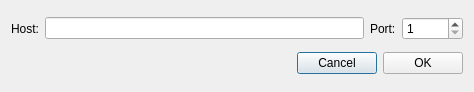
This is src/gui/ui/newpooldialog.ui in mygirl8893/Catalyst-Classic-3.0.4 as Qt 5 draws it before an edit. The edited form follows.
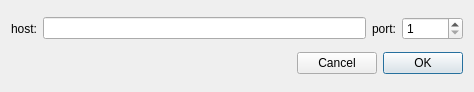
This is the edited form.

```diff
--- a/src/gui/ui/newpooldialog.ui
+++ b/src/gui/ui/newpooldialog.ui
@@ -19,7 +19,7 @@
      <item>
       <widget class="QLabel" name="label">
        <property name="text">
-        <string>Host:</string>
+        <string>host:</string>
        </property>
       </widget>
      </item>
@@ -29,7 +29,7 @@
      <item>
       <widget class="QLabel" name="label_2">
        <property name="text">
-        <string>Port:</string>
+        <string>port:</string>
        </property>
       </widget>
      </item>
@@ -72,6 +72,12 @@
        <property name="text">
         <string>OK</string>
        </property>
+       <property name="autoDefault">
+        <bool>false</bool>
+       </property>
+       <property name="default">
+        <bool>true</bool>
+       </property>
       </widget>
      </item>
     </layout>
```
Left out of the diff: 6 changed lines with no effect on the pictures.
